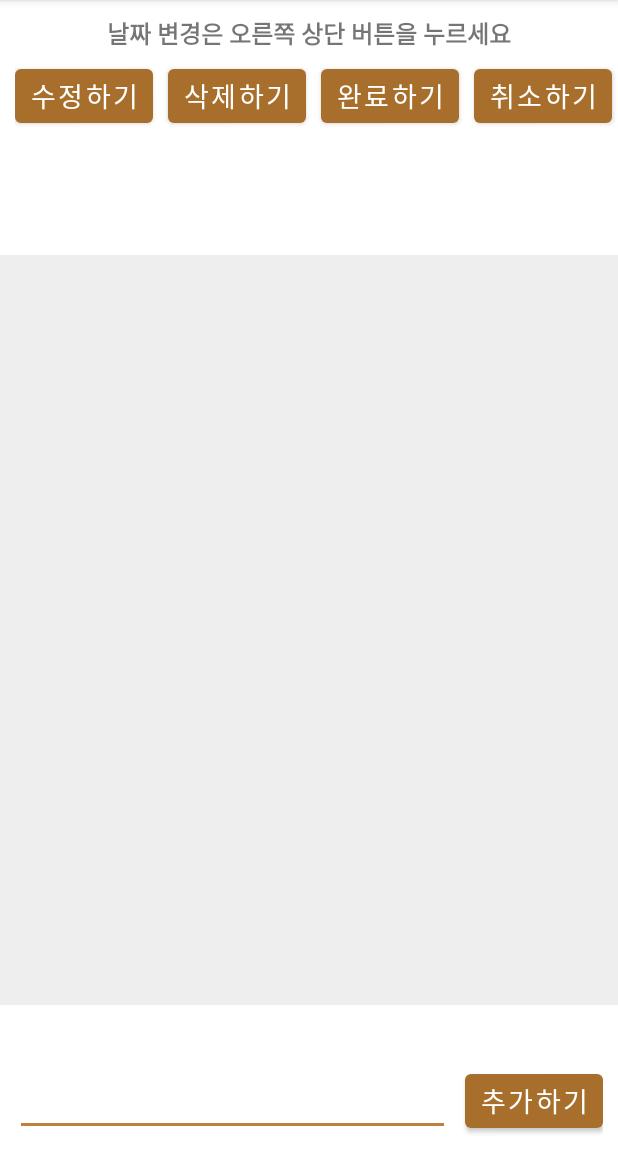
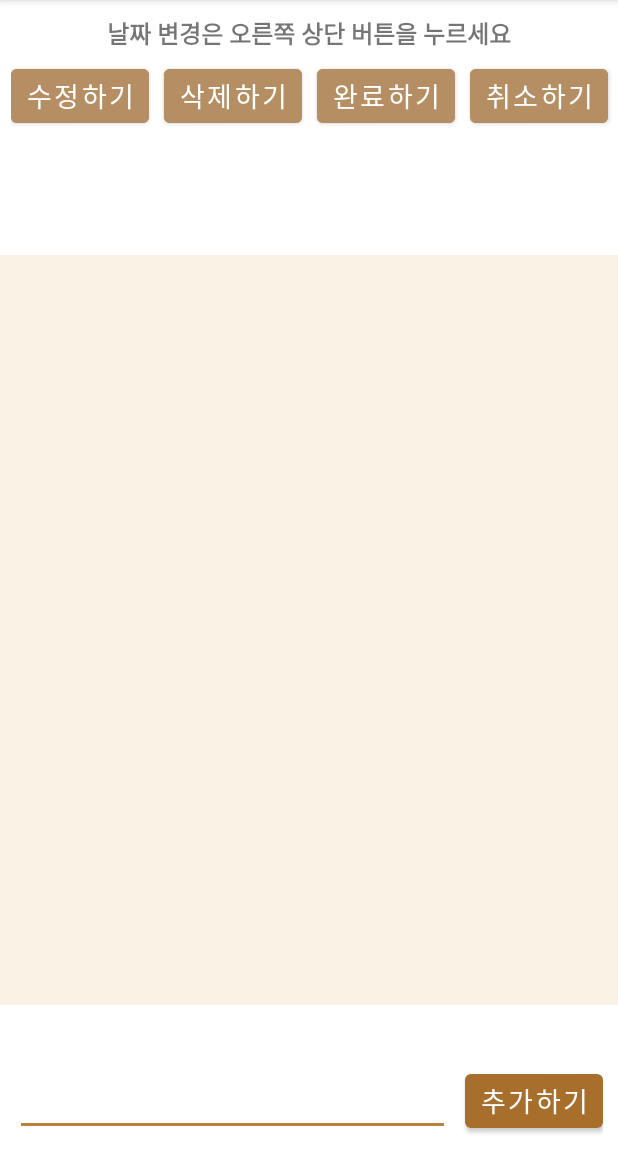
Before and after one commit to jung293441/GURU02, an Android app: the ToDoList screen opened directly, with no data from a screen before it, on a phone screen of 412 x 824 dp, the part 84-1236 px from its top. Run offline under Robolectric (Android 15) with nearby library versions, the phone set to English and light mode, and no system bars.

Commit message:
ux수정

```diff
--- a/app/src/main/res/layout/activity_calendar.xml
+++ b/app/src/main/res/layout/activity_calendar.xml
@@ -76,6 +76,7 @@
             android:layout_width="wrap_content"
             android:layout_height="wrap_content"
             android:layout_margin="10dp"
+            android:backgroundTint="#B58E63"
             android:text="메모 저장"
             android:textColor="#FFFFFF"
             android:textSize="18sp" />
--- a/app/src/main/res/layout/activity_to_do_list.xml
+++ b/app/src/main/res/layout/activity_to_do_list.xml
@@ -13,7 +13,7 @@
         android:layout_height="wrap_content"
         android:layout_alignParentBottom="true"
         android:orientation="horizontal"
-        android:padding="10dp"  >
+        android:padding="10dp">
 
         <EditText
             android:id="@+id/todo_edit"
@@ -56,13 +56,14 @@
         android:layout_height="match_parent"
         android:gravity="left"
         android:orientation="horizontal"
-        android:paddingLeft="10dp">
+        android:paddingLeft="7dp">
 
         <Button
             android:id="@+id/changeBtn"
             android:layout_width="wrap_content"
             android:layout_height="wrap_content"
             android:layout_marginTop="40dp"
+            android:backgroundTint="#B58E63"
             android:paddingLeft="10dp"
             android:paddingRight="10dp"
             android:text="수정하기"
@@ -75,6 +76,7 @@
             android:layout_height="wrap_content"
             android:layout_marginStart="10dp"
             android:layout_marginTop="40dp"
+            android:backgroundTint="#B58E63"
             android:paddingLeft="10dp"
             android:paddingRight="10dp"
             android:text="삭제하기"
@@ -87,6 +89,7 @@
             android:layout_height="wrap_content"
             android:layout_marginStart="10dp"
             android:layout_marginTop="40dp"
+            android:backgroundTint="#B58E63"
             android:paddingLeft="10dp"
             android:paddingRight="10dp"
             android:text="완료하기"
@@ -99,6 +102,7 @@
             android:layout_height="wrap_content"
             android:layout_marginStart="10dp"
             android:layout_marginTop="40dp"
+            android:backgroundTint="#B58E63"
             android:paddingLeft="10dp"
             android:paddingRight="10dp"
             android:text="취소하기"
@@ -111,15 +115,16 @@
     <LinearLayout
         android:layout_width="match_parent"
         android:layout_height="500dp"
-        android:layout_above="@id/bottom_section"
+        android:layout_above="@+id/bottom_section"
         android:layout_marginTop="100dp"
         android:layout_marginBottom="30dp"
-        android:background="#eee">
+        android:background="#FAF2E4">
 
         <ListView
             android:id="@+id/list_view"
             android:layout_width="match_parent"
             android:layout_height="500dp"
+            android:backgroundTint="#684302"
             android:focusableInTouchMode="true" />
     </LinearLayout>
 
```
